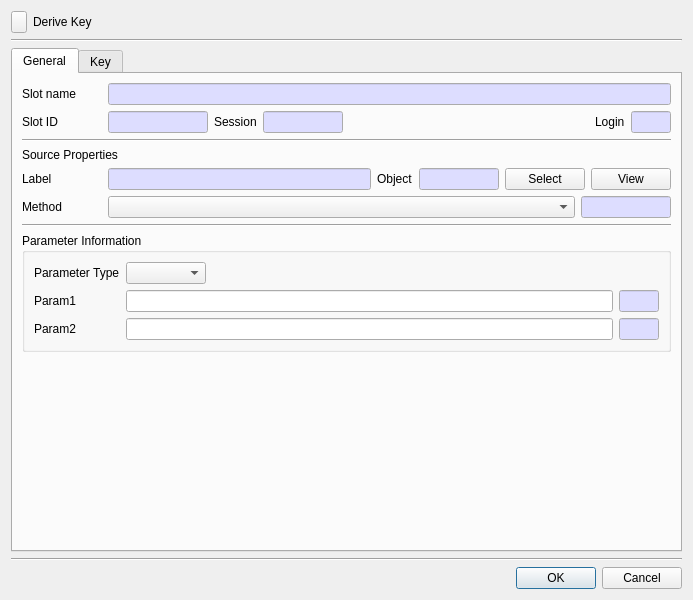
First picture: the form in CryptokiMan/derive_key_dlg.ui, repository jykim74/CryptokiMan, before the edit.
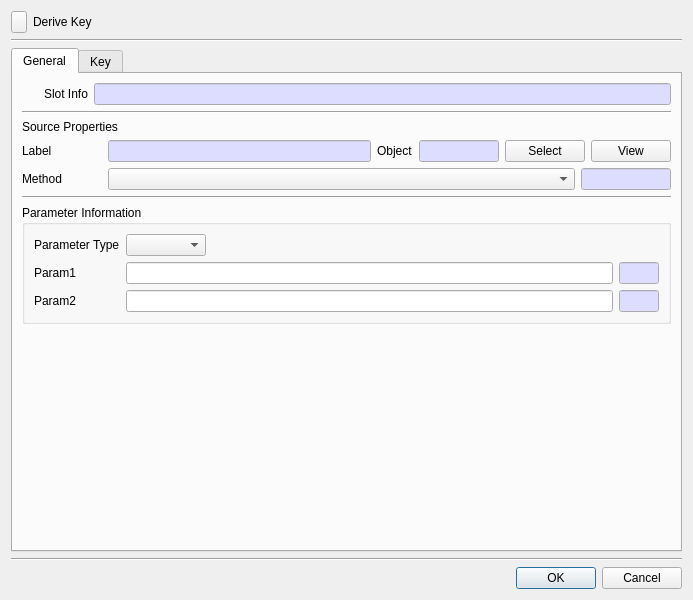
Second picture: the form after the edit. Icons and pictures are not drawn.

Patch:
```diff
--- a/CryptokiMan/derive_key_dlg.ui
+++ b/CryptokiMan/derive_key_dlg.ui
@@ -70,250 +70,79 @@
          <property name="topMargin">
           <number>0</number>
          </property>
-         <item row="0" column="0">
+         <item row="0" column="2">
+          <widget class="QLineEdit" name="mSlotInfoText">
+           <property name="palette">
+            <palette>
+             <active>
+              <colorrole role="Base">
+               <brush brushstyle="SolidPattern">
+                <color alpha="255">
+                 <red>221</red>
+                 <green>221</green>
+                 <blue>255</blue>
+                </color>
+               </brush>
+              </colorrole>
+             </active>
+             <inactive>
+              <colorrole role="Base">
+               <brush brushstyle="SolidPattern">
+                <color alpha="255">
+                 <red>221</red>
+                 <green>221</green>
+                 <blue>255</blue>
+                </color>
+               </brush>
+              </colorrole>
+             </inactive>
+             <disabled/>
+            </palette>
+           </property>
+           <property name="readOnly">
+            <bool>true</bool>
+           </property>
+          </widget>
+         </item>
+         <item row="0" column="1">
           <widget class="QLabel" name="label">
            <property name="minimumSize">
             <size>
-             <width>80</width>
+             <width>0</width>
              <height>0</height>
             </size>
            </property>
            <property name="text">
-            <string>Slot name</string>
-           </property>
-          </widget>
-         </item>
-         <item row="0" column="1">
-          <widget class="QLineEdit" name="mSlotNameText">
-           <property name="palette">
-            <palette>
-             <active>
-              <colorrole role="Base">
-               <brush brushstyle="SolidPattern">
-                <color alpha="255">
-                 <red>221</red>
-                 <green>221</green>
-                 <blue>255</blue>
-                </color>
-               </brush>
-              </colorrole>
-             </active>
-             <inactive>
-              <colorrole role="Base">
-               <brush brushstyle="SolidPattern">
-                <color alpha="255">
-                 <red>221</red>
-                 <green>221</green>
-                 <blue>255</blue>
-                </color>
-               </brush>
-              </colorrole>
-             </inactive>
-             <disabled/>
-            </palette>
-           </property>
-           <property name="readOnly">
-            <bool>true</bool>
-           </property>
-          </widget>
-         </item>
-        </layout>
-       </item>
-       <item>
-        <layout class="QGridLayout" name="gridLayout_3">
-         <property name="topMargin">
-          <number>0</number>
-         </property>
-         <item row="0" column="6">
-          <widget class="QLineEdit" name="mLoginText">
-           <property name="maximumSize">
-            <size>
-             <width>40</width>
-             <height>16777215</height>
-            </size>
-           </property>
-           <property name="palette">
-            <palette>
-             <active>
-              <colorrole role="Base">
-               <brush brushstyle="SolidPattern">
-                <color alpha="255">
-                 <red>221</red>
-                 <green>221</green>
-                 <blue>255</blue>
-                </color>
-               </brush>
-              </colorrole>
-             </active>
-             <inactive>
-              <colorrole role="Base">
-               <brush brushstyle="SolidPattern">
-                <color alpha="255">
-                 <red>221</red>
-                 <green>221</green>
-                 <blue>255</blue>
-                </color>
-               </brush>
-              </colorrole>
-             </inactive>
-             <disabled>
-              <colorrole role="Base">
-               <brush brushstyle="SolidPattern">
-                <color alpha="255">
-                 <red>240</red>
-                 <green>240</green>
-                 <blue>240</blue>
-                </color>
-               </brush>
-              </colorrole>
-             </disabled>
-            </palette>
-           </property>
-           <property name="readOnly">
-            <bool>true</bool>
-           </property>
-          </widget>
-         </item>
-         <item row="0" column="5">
-          <widget class="QLabel" name="label_6">
-           <property name="text">
-            <string>Login</string>
+            <string>Slot Info</string>
            </property>
           </widget>
          </item>
          <item row="0" column="0">
-          <widget class="QLabel" name="label_3">
+          <widget class="QPushButton" name="mSlotBtn">
            <property name="minimumSize">
             <size>
-             <width>80</width>
+             <width>16</width>
              <height>0</height>
             </size>
            </property>
-           <property name="text">
-            <string>Slot ID</string>
-           </property>
-          </widget>
-         </item>
-         <item row="0" column="1">
-          <widget class="QLineEdit" name="mSlotIDText">
            <property name="maximumSize">
             <size>
-             <width>100</width>
+             <width>16</width>
              <height>16777215</height>
             </size>
            </property>
-           <property name="palette">
-            <palette>
-             <active>
-              <colorrole role="Base">
-               <brush brushstyle="SolidPattern">
-                <color alpha="255">
-                 <red>221</red>
-                 <green>221</green>
-                 <blue>255</blue>
-                </color>
-               </brush>
-              </colorrole>
-             </active>
-             <inactive>
-              <colorrole role="Base">
-               <brush brushstyle="SolidPattern">
-                <color alpha="255">
-                 <red>221</red>
-                 <green>221</green>
-                 <blue>255</blue>
-                </color>
-               </brush>
-              </colorrole>
-             </inactive>
-             <disabled>
-              <colorrole role="Base">
-               <brush brushstyle="SolidPattern">
-                <color alpha="255">
-                 <red>240</red>
-                 <green>240</green>
-                 <blue>240</blue>
-                </color>
-               </brush>
-              </colorrole>
-             </disabled>
-            </palette>
+           <property name="text">
+            <string/>
            </property>
-           <property name="readOnly">
-            <bool>true</bool>
+           <property name="icon">
+            <iconset resource="cryptokiman.qrc">
+             <normaloff>:/images/slot.png</normaloff>:/images/slot.png</iconset>
            </property>
-          </widget>
-         </item>
-         <item row="0" column="3">
-          <widget class="QLineEdit" name="mSessionText">
-           <property name="maximumSize">
-            <size>
-             <width>80</width>
-             <height>16777215</height>
-            </size>
-           </property>
-           <property name="palette">
-            <palette>
-             <active>
-              <colorrole role="Base">
-               <brush brushstyle="SolidPattern">
-                <color alpha="255">
-                 <red>221</red>
-                 <green>221</green>
-                 <blue>255</blue>
-                </color>
-               </brush>
-              </colorrole>
-             </active>
-             <inactive>
-              <colorrole role="Base">
-               <brush brushstyle="SolidPattern">
-                <color alpha="255">
-                 <red>221</red>
-                 <green>221</green>
-                 <blue>255</blue>
-                </color>
-               </brush>
-              </colorrole>
-             </inactive>
-             <disabled>
-              <colorrole role="Base">
-               <brush brushstyle="SolidPattern">
-                <color alpha="255">
-                 <red>240</red>
-                 <green>240</green>
-                 <blue>240</blue>
-                </color>
-               </brush>
-              </colorrole>
-             </disabled>
-            </palette>
-           </property>
-           <property name="readOnly">
+           <property name="flat">
             <bool>true</bool>
            </property>
           </widget>
          </item>
-         <item row="0" column="2">
-          <widget class="QLabel" name="label_5">
-           <property name="text">
-            <string>Session</string>
-           </property>
-          </widget>
-         </item>
-         <item row="0" column="4">
-          <spacer name="horizontalSpacer">
-           <property name="orientation">
-            <enum>Qt::Horizontal</enum>
-           </property>
-           <property name="sizeHint" stdset="0">
-            <size>
-             <width>40</width>
-             <height>20</height>
-            </size>
-           </property>
-          </spacer>
-         </item>
         </layout>
        </item>
        <item>
```
Left out of the diff: 5 changed lines with no effect on the pictures.
